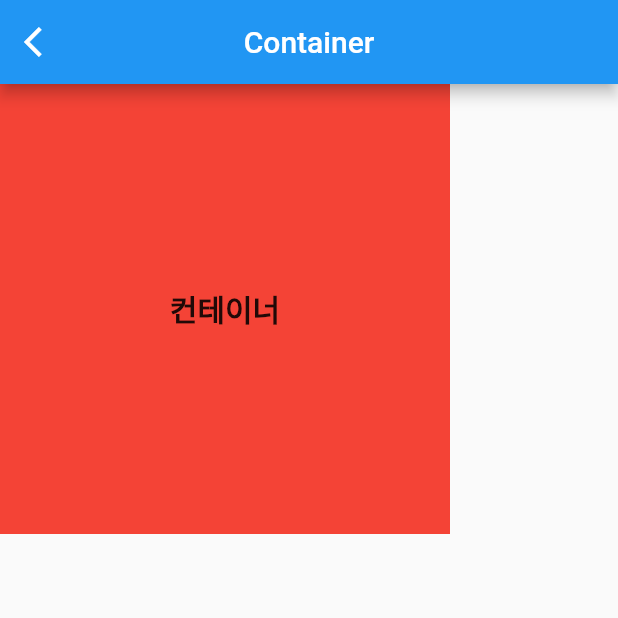
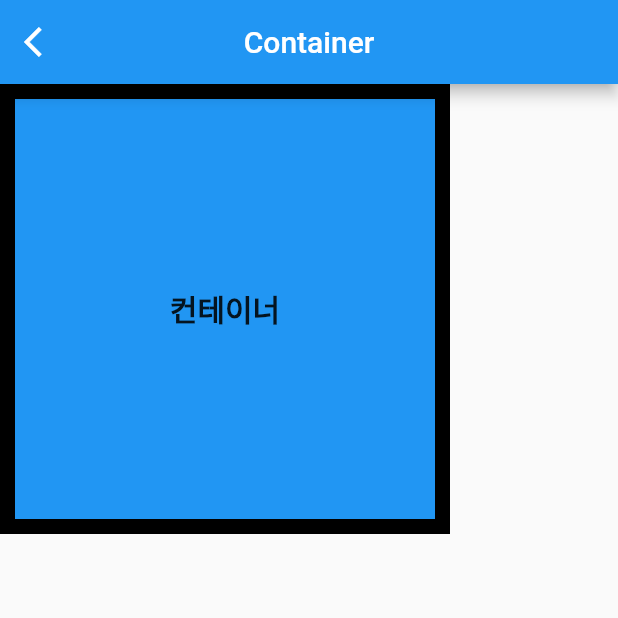
Before and after one commit to cchloe0927/ddeep_widget_study, a Flutter app: the ContainerStudyView screen opened directly, on a phone screen of 412 x 824 dp, the top half of it. Run offline on Flutter 3.47's test engine with Material 2 defaults, Android fonts, the phone set to English and light mode, and no system bars; our stand-ins replace flutter_svg, get.

Commit message:
feat : Container_decoration  설명 추가

```diff
--- a/lib/app/modules/first_widget_study/views/container_study_view.dart
+++ b/lib/app/modules/first_widget_study/views/container_study_view.dart
@@ -21,19 +21,19 @@ class ContainerStudyView extends GetView<FirstWidgetStudyController> {
           /// DDEEPWIDGET : Container
           // 자식 위젯을 포함하며 크기를 지정할 수 있음. 자식 위젯이 없거나 크기자 지정되지 않으면 width, height 최댓값으로 고정됌
           body: Container(
-            color: Colors.red, //color 색상 지정
+            //color: Colors.red, //color 색상 지정
             width: 300, //너비
             height: 300, //높이
             alignment: Alignment.center, // 컨테이너 안에 자식 요소 가운데 정렬
             //padding: const EdgeInsets.all(100), //안쪽 여백
 
-            // decoration 안에서 color 지정하니깐 오류 발생
-            // decoration: BoxDecoration(
-            //   color: Colors.blue,
-            //   border: Border.all(
-            //     width: 10,
-            //   ),
-            // ),
+            //decoration 안에서 color 사용 시에는 Container_color 또는 decoration_color 둘 중 하나만 사용 가능
+            decoration: BoxDecoration(
+              color: Colors.blue,
+              border: Border.all(
+                width: 10,
+              ),
+            ),
 
             child: const Text(
               '컨테이너',
```
